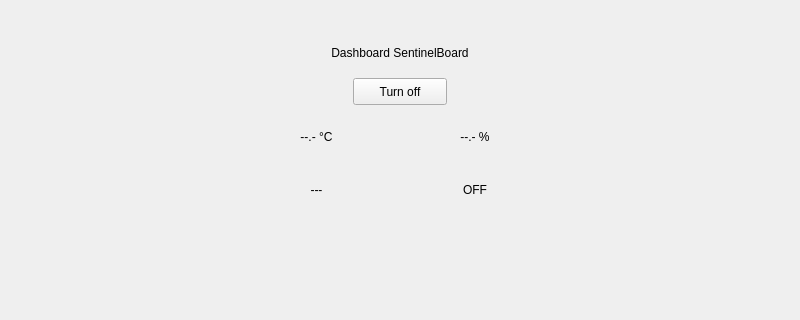
Before: the Qt Designer form SentinelBoard/forms/mainwindow.ui in NicoloVinci/sentinelboard-qt, drawn with Qt 5; both pictures show x 0 to 800 and y 0 to 320 of the 800 by 600 pixel window.
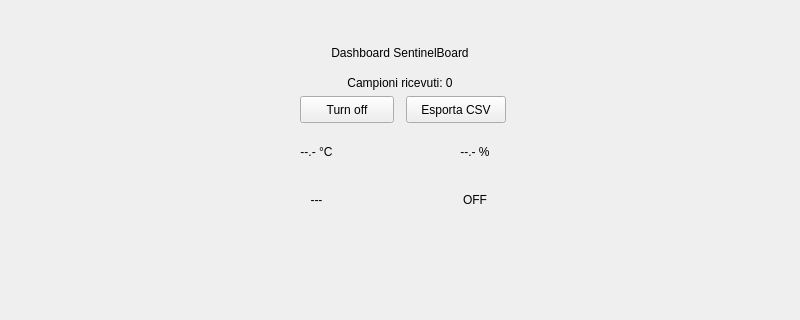
After: the same form once the commit is applied. The open tabs and pages were chosen to show the change.

Patch:
```diff
--- a/SentinelBoard/forms/mainwindow.ui
+++ b/SentinelBoard/forms/mainwindow.ui
@@ -81,15 +81,28 @@
       <property name="text"><string>Dashboard SentinelBoard</string></property>
       <property name="alignment"><set>Qt::AlignmentFlag::AlignCenter</set></property>
      </widget>
+     <widget class="QLabel" name="labelSampleCount">
+      <property name="geometry">
+       <rect><x>0</x><y>50</y><width>800</width><height>20</height></rect>
+      </property>
+      <property name="text"><string>Campioni ricevuti: 0</string></property>
+      <property name="alignment"><set>Qt::AlignmentFlag::AlignCenter</set></property>
+     </widget>
      <widget class="QPushButton" name="btnStopSystem">
       <property name="geometry">
-       <rect><x>353</x><y>55</y><width>94</width><height>27</height></rect>
+       <rect><x>300</x><y>73</y><width>94</width><height>27</height></rect>
       </property>
       <property name="text"><string>Turn off</string></property>
      </widget>
+     <widget class="QPushButton" name="btnExportCsv">
+      <property name="geometry">
+       <rect><x>406</x><y>73</y><width>100</width><height>27</height></rect>
+      </property>
+      <property name="text"><string>Esporta CSV</string></property>
+     </widget>
      <widget class="QWidget" name="layoutWidget">
       <property name="geometry">
-       <rect><x>240</x><y>90</y><width>311</width><height>100</height></rect>
+       <rect><x>240</x><y>108</y><width>311</width><height>90</height></rect>
       </property>
       <layout class="QGridLayout" name="gridLayout">
        <item row="0" column="0">
@@ -120,7 +133,7 @@
      </widget>
      <widget class="QWidget" name="chartsContainer">
       <property name="geometry">
-       <rect><x>0</x><y>200</y><width>800</width><height>340</height></rect>
+       <rect><x>0</x><y>205</y><width>800</width><height>335</height></rect>
       </property>
      </widget>
     </widget>
```
Left out of the diff: 2 changed lines with no effect on the pictures.
